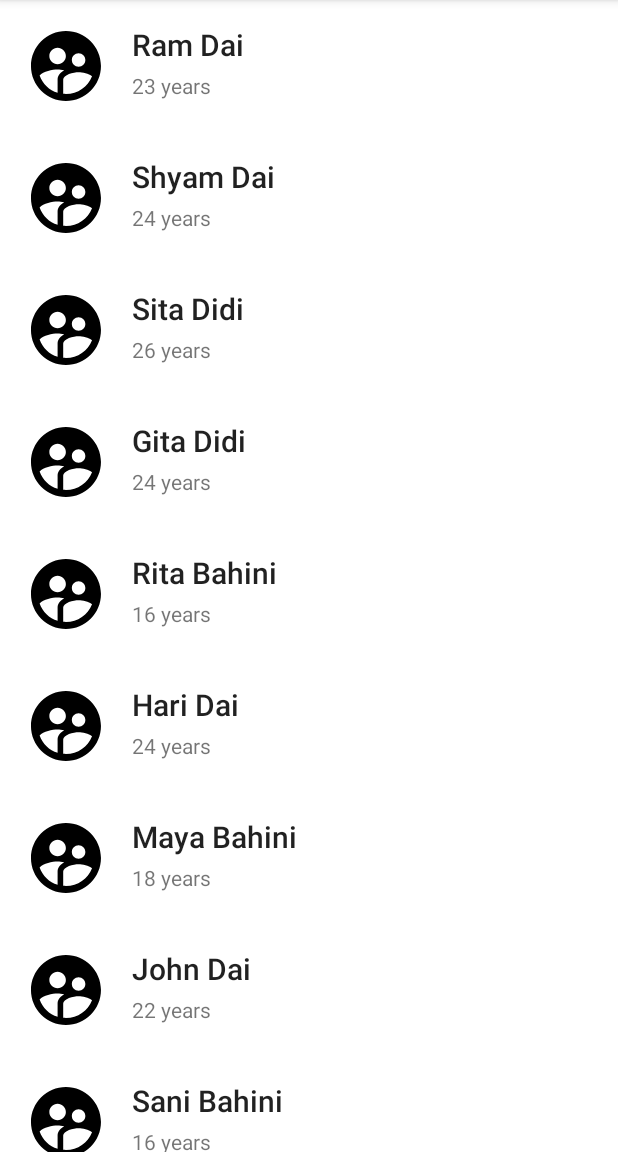
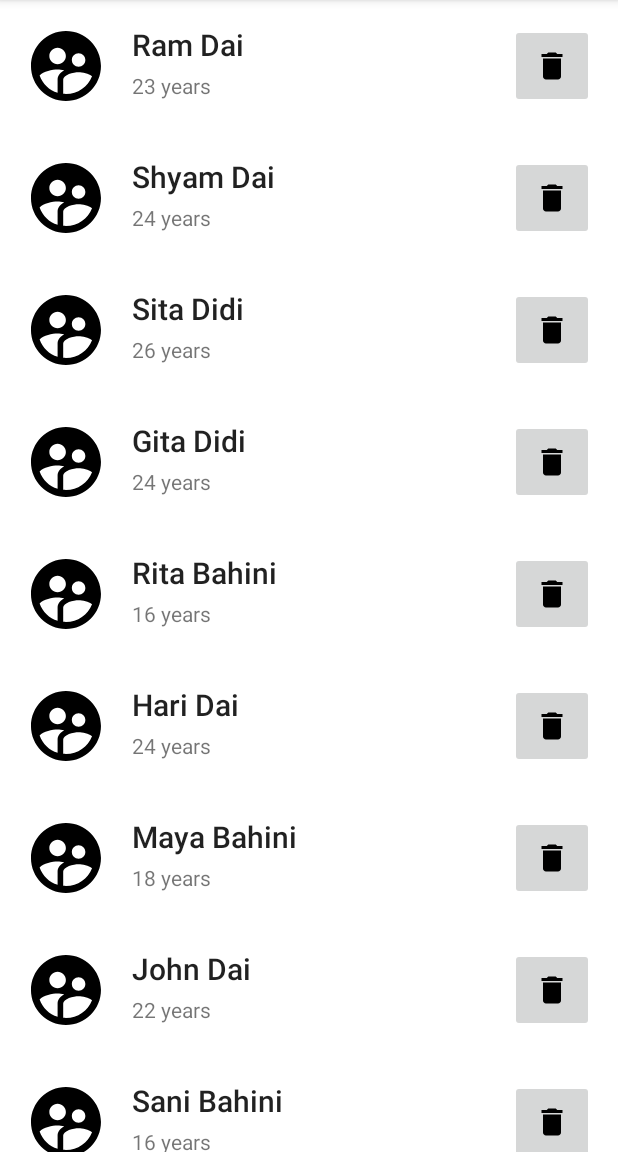
Before and after one commit to abnormalbbk/madSem2, an Android app: the screen it shows after launch (StudentActivity), on a phone screen of 412 x 824 dp, the part 84-1236 px from its top. Run offline under Robolectric (Android 15) with nearby library versions, the phone set to English and light mode, and no system bars.

Commit message:
:bent: Added delete icon and implement delete button in item_student layout

```diff
--- /dev/null
+++ b/app/src/main/res/drawable/ic_delete.xml
@@ -0,0 +1,5 @@
+<vector android:height="24dp" android:tint="#000000"
+    android:viewportHeight="24" android:viewportWidth="24"
+    android:width="24dp" xmlns:android="http://schemas.android.com/apk/res/android">
+    <path android:fillColor="@android:color/white" android:pathData="M6,19c0,1.1 0.9,2 2,2h8c1.1,0 2,-0.9 2,-2V7H6v12zM19,4h-3.5l-1,-1h-5l-1,1H5v2h14V4z"/>
+</vector>
--- a/app/src/main/res/layout/item_student.xml
+++ b/app/src/main/res/layout/item_student.xml
@@ -40,4 +40,13 @@
         tools:layout_editor_absoluteY="40dp"
         tools:text="2 years" />
 
+    <ImageButton
+        android:id="@+id/ivDelete"
+        android:layout_width="56dp"
+        android:layout_height="56dp"
+        android:contentDescription="@null"
+        android:src="@drawable/ic_delete"
+        app:layout_constraintEnd_toEndOf="parent"
+        app:layout_constraintTop_toTopOf="parent" />
+
 </androidx.constraintlayout.widget.ConstraintLayout>
```
